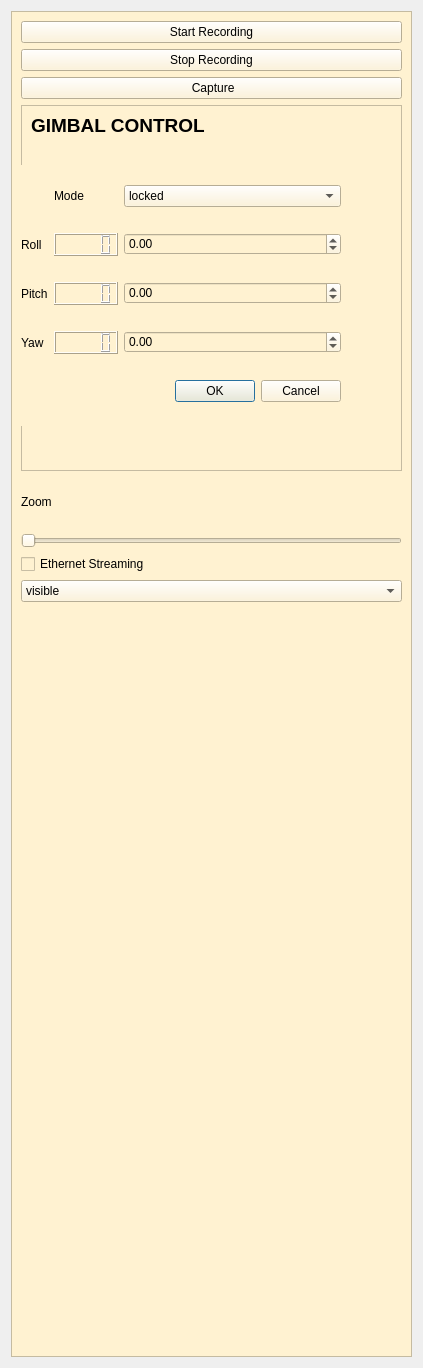
The window that src/WirisProManagerWidget.ui (miggilcas/wirispro_manager_panel) describes before a commit, drawn with Qt 5.
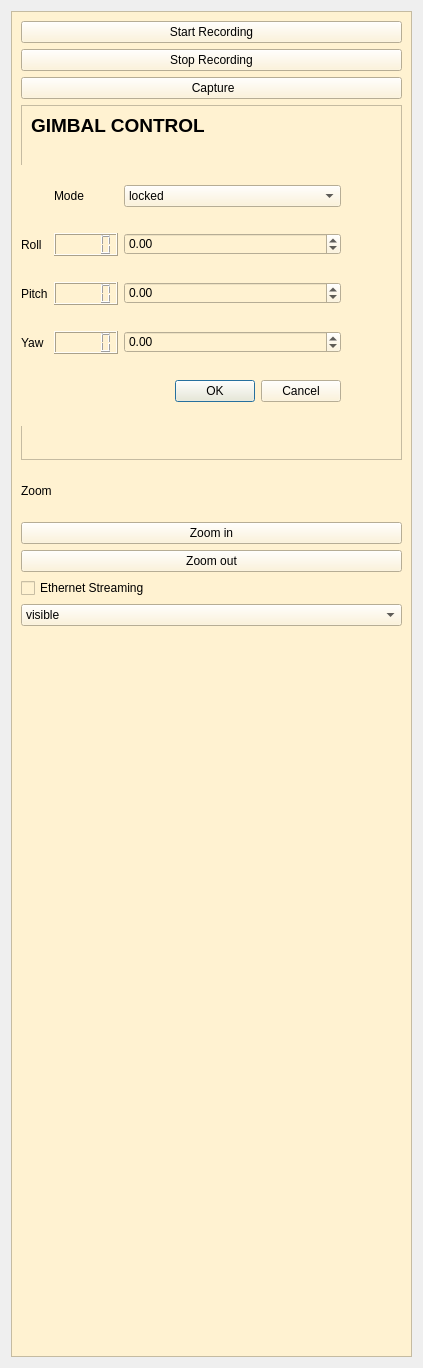
The same window after the commit.

Commit message: zoom implemented

```diff
--- a/src/WirisProManagerWidget.ui
+++ b/src/WirisProManagerWidget.ui
@@ -205,9 +205,16 @@
          </widget>
         </item>
         <item>
-         <widget class="QSlider" name="zoom_slider">
-          <property name="orientation">
-           <enum>Qt::Horizontal</enum>
+         <widget class="QPushButton" name="zomm_in_button">
+          <property name="text">
+           <string>Zoom in</string>
+          </property>
+         </widget>
+        </item>
+        <item>
+         <widget class="QPushButton" name="zoom_out_button">
+          <property name="text">
+           <string>Zoom out</string>
           </property>
          </widget>
         </item>
```
Left out of the diff: 9 changed lines with no effect on the pictures. The commit also changes 2 other files.
